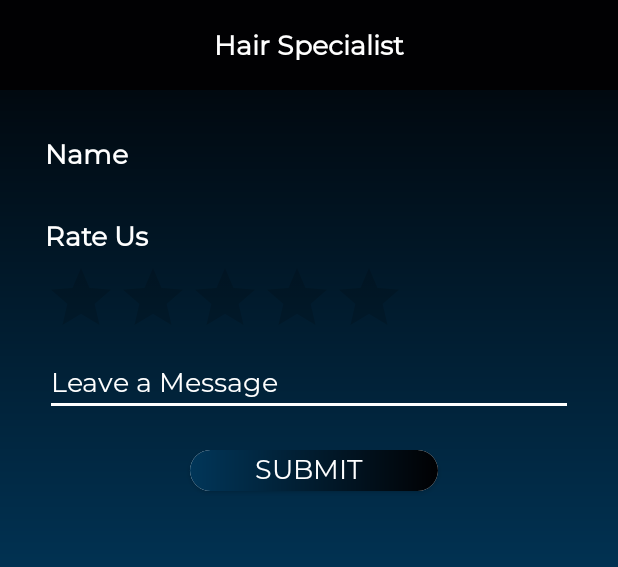
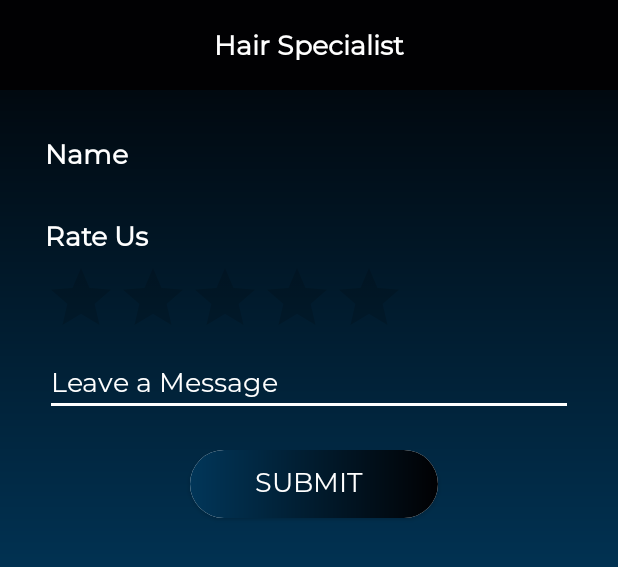
Before and after one commit to milindsolanki/DulhanBeautyParlor, an Android app: the layout activity_feedback.xml on its own in the app's theme, with its tools: preview values and no code run, on a phone screen of 412 x 824 dp. Shown: the top 567 px of the screen. Run offline under Robolectric (Android 15) with nearby library versions, the phone set to English and light mode, and no system bars.

Commit message:
second  complete commit

```diff
--- a/app/src/main/java/com/example/dulhanbeautyparlor/activity/AdvertiseActivity.kt
+++ b/app/src/main/java/com/example/dulhanbeautyparlor/activity/AdvertiseActivity.kt
@@ -54,7 +54,7 @@ class AdvertiseActivity : BasicActivity() {
             override fun onPageSelected(position: Int) {
                 super.onPageSelected(position)
                 // val dots = arrayOfNulls<ImageView>(mAdapter.itemCount)
-                for (i in 0 until 6) {
+                for (i in 0 until mAdapter.itemCount) {
                     dots[i]!!
                         .setImageDrawable(
                             ContextCompat.getDrawable(
--- a/app/src/main/java/com/example/dulhanbeautyparlor/activity/MainActivity.kt
+++ b/app/src/main/java/com/example/dulhanbeautyparlor/activity/MainActivity.kt
@@ -120,7 +120,6 @@ class MainActivity : BasicActivity(), ButtonOk {
     private val navigationView = NavigationView.OnNavigationItemSelectedListener { item ->
         when (item.itemId) {
             R.id.nav_home -> {
-                toolbar = findViewById<androidx.appcompat.widget.Toolbar>(R.id.txt_title)
                 toolbar!!.title = resources.getString(R.string.home)
                 fragment = HomeFragment()
                 replacefragment(fragment)
--- a/app/src/main/java/com/example/dulhanbeautyparlor/adapter/AdvertiseAdapter.kt
+++ b/app/src/main/java/com/example/dulhanbeautyparlor/adapter/AdvertiseAdapter.kt
@@ -28,14 +28,11 @@ class AdvertiseAdapter(
     }
 
     override fun onBindViewHolder(holder: RecyclerView.ViewHolder, position: Int) {
-        Log.e("LogImage", position.toString())
         Glide.with(context!!).load(list[position].image).centerCrop()
             .into(holder.itemView.advertise_image)
     }
 
-    override fun getItemCount(): Int {
-        return 0
-    }
+    override fun getItemCount(): Int =list.size
 
 
 }
--- /dev/null
+++ b/app/src/main/java/com/example/dulhanbeautyparlor/modalClass/FeedBack.kt
@@ -0,0 +1,4 @@
+package com.example.dulhanbeautyparlor.modalClass
+
+class FeedBack(val feedbackUser: String, val feedbackRat: String, val feedbackMesage: String) {
+}
--- a/app/src/main/res/layout/activity_feedback.xml
+++ b/app/src/main/res/layout/activity_feedback.xml
@@ -37,7 +37,7 @@
             android:textStyle="bold" />
 
         <androidx.appcompat.widget.AppCompatRatingBar
-            android:id="@+id/ratingBar"
+            android:id="@+id/ratingBarFeedBack"
             android:layout_width="wrap_content"
             android:layout_height="wrap_content"
             android:layout_marginTop="@dimen/dimens_5dp"
@@ -45,7 +45,7 @@
             app:layout_constraintTop_toTopOf="parent" />
 
         <androidx.appcompat.widget.AppCompatEditText
-            android:id="@+id/edt_emailId"
+            android:id="@+id/edt_feedback_massage"
             android:layout_width="match_parent"
             android:layout_height="wrap_content"
             android:backgroundTint="@color/white"
@@ -59,7 +59,7 @@
         <androidx.appcompat.widget.AppCompatButton
             android:id="@+id/btn_submit"
             android:layout_width="wrap_content"
-            android:layout_height="@dimen/dimens_30dp"
+            android:layout_height="wrap_content"
             android:layout_gravity="center"
             android:layout_marginTop="@dimen/dimens_20dp"
             android:background="@drawable/btn_signin_bg"
--- a/app/src/main/res/layout/app_bar_main.xml
+++ b/app/src/main/res/layout/app_bar_main.xml
@@ -8,7 +8,8 @@
     <com.google.android.material.appbar.AppBarLayout
         android:layout_width="match_parent"
         android:layout_height="wrap_content"
-        android:theme="@style/DrawerArrowStyle">
+        android:theme="@style/DrawerArrowStyle"
+        >
 
         <androidx.appcompat.widget.Toolbar
 
```
Also changed, not shown: app/src/main/AndroidManifest.xml (+5 -5 lines), app/src/main/java/com/example/dulhanbeautyparlor/BasicActivity.kt (+2 -5 lines), app/src/main/java/com/example/dulhanbeautyparlor/activity/FeedbackActivity.kt (+38 -1 lines), app/src/main/java/com/example/dulhanbeautyparlor/fragment/HomeFragment.kt (+8 -7 lines).
